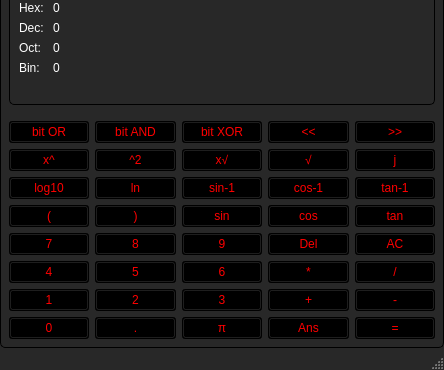
Qt form mainwindow.ui (michaelobi99/ScientificCalculator) before a commit; both pictures show x 0 to 444 and y 160 to 530 of the 444 by 530 pixel window.
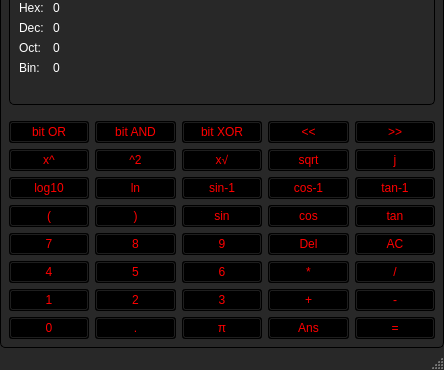
The same form after that commit.

Commit message: started work on solving the parsed values

```diff
--- a/mainwindow.ui
+++ b/mainwindow.ui
@@ -374,7 +374,7 @@
 background-color: black;}</string>
         </property>
         <property name="text">
-         <string>√</string>
+         <string>sqrt</string>
         </property>
        </widget>
       </item>
```
The commit also changes 2 other files.
